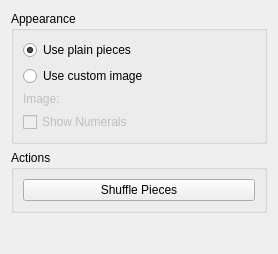
This is applets/fifteenPuzzle/src/fifteenPuzzleConfig.ui in KDE/kdeplasma-addons as Qt 5 draws it before an edit. The edited form follows.
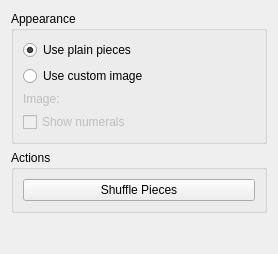
This is the edited form. Custom widgets are drawn as their Qt base class.

```diff
--- a/applets/fifteenPuzzle/src/fifteenPuzzleConfig.ui
+++ b/applets/fifteenPuzzle/src/fifteenPuzzleConfig.ui
@@ -66,7 +66,7 @@
          <bool>false</bool>
         </property>
         <property name="text" >
-         <string>Show Numerals</string>
+         <string>Show numerals</string>
         </property>
        </widget>
       </item>
```
